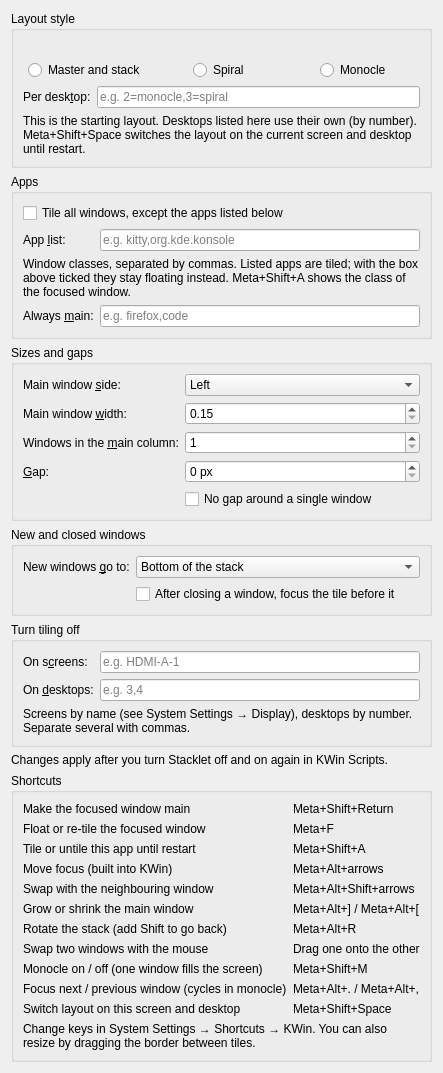
This is package/contents/ui/config.ui in aic0d3r/stacklet as Qt 5 draws it before an edit. The edited form follows.
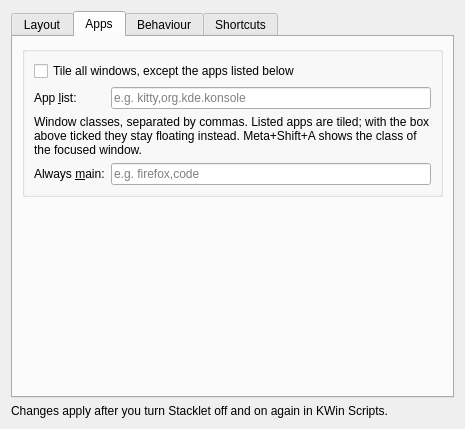
This is the edited form. The open tabs and pages were chosen to show the change. Icons and pictures are not drawn.

Commit message: Split the settings page into Layout / Apps / Behaviour / Shortcuts tabs

Diff of the .ui file:
```diff
--- a/package/contents/ui/config.ui
+++ b/package/contents/ui/config.ui
@@ -3,6 +3,12 @@
  <class>StackletConfig</class>
  <widget class="QWidget" name="StackletConfig">
   <layout class="QVBoxLayout" name="page">
+   <item>
+    <widget class="QTabWidget" name="tabs">
+     <property name="currentIndex"><number>0</number></property>
+     <widget class="QWidget" name="tabLayout">
+      <attribute name="title"><string>Layout</string></attribute>
+      <layout class="QVBoxLayout" name="tabLayoutBox">
 
    <item>
     <widget class="QGroupBox" name="styleGroup">
@@ -72,48 +78,6 @@
     </widget>
    </item>
 
-   <item>
-    <widget class="QGroupBox" name="appsGroup">
-     <property name="title"><string>Apps</string></property>
-     <layout class="QFormLayout" name="appsForm">
-      <item row="0" column="0" colspan="2">
-       <widget class="QCheckBox" name="kcfg_tileAll">
-        <property name="text"><string>Tile all windows, except the apps listed below</string></property>
-       </widget>
-      </item>
-      <item row="1" column="0">
-       <widget class="QLabel" name="classesLabel">
-        <property name="text"><string>App &amp;list:</string></property>
-        <property name="buddy"><cstring>kcfg_tileClasses</cstring></property>
-       </widget>
-      </item>
-      <item row="1" column="1">
-       <widget class="QLineEdit" name="kcfg_tileClasses">
-        <property name="placeholderText"><string>e.g. kitty,org.kde.konsole</string></property>
-       </widget>
-      </item>
-      <item row="2" column="0" colspan="2">
-       <widget class="QLabel" name="classesHint">
-        <property name="wordWrap"><bool>true</bool></property>
-        <property name="text"><string>Window classes, separated by commas. Listed apps are tiled; with the box above ticked they stay floating instead. Meta+Shift+A shows the class of the focused window.</string></property>
-       </widget>
-      </item>
-      <item row="3" column="0">
-       <widget class="QLabel" name="mainClassesLabel">
-        <property name="text"><string>Always &amp;main:</string></property>
-        <property name="buddy"><cstring>kcfg_mainClasses</cstring></property>
-       </widget>
-      </item>
-      <item row="3" column="1">
-       <widget class="QLineEdit" name="kcfg_mainClasses">
-        <property name="placeholderText"><string>e.g. firefox,code</string></property>
-        <property name="toolTip"><string>These apps always take the main slot; other windows stack beside them.</string></property>
-       </widget>
-      </item>
-     </layout>
-    </widget>
-   </item>
-
    <item>
     <widget class="QGroupBox" name="layoutGroup">
      <property name="title"><string>Sizes and gaps</string></property>
@@ -179,6 +143,60 @@
     </widget>
    </item>
 
+   <item><spacer name="spacerLayout"><property name="orientation"><enum>Qt::Vertical</enum></property><property name="sizeType"><enum>QSizePolicy::Expanding</enum></property><property name="sizeHint" stdset="0"><size><width>20</width><height>0</height></size></property></spacer></item>
+      </layout>
+     </widget>
+     <widget class="QWidget" name="tabApps">
+      <attribute name="title"><string>Apps</string></attribute>
+      <layout class="QVBoxLayout" name="tabAppsBox">
+   <item>
+    <widget class="QGroupBox" name="appsGroup">
+     <property name="flat"><bool>true</bool></property>
+     <layout class="QFormLayout" name="appsForm">
+      <item row="0" column="0" colspan="2">
+       <widget class="QCheckBox" name="kcfg_tileAll">
+        <property name="text"><string>Tile all windows, except the apps listed below</string></property>
+       </widget>
+      </item>
+      <item row="1" column="0">
+       <widget class="QLabel" name="classesLabel">
+        <property name="text"><string>App &amp;list:</string></property>
+        <property name="buddy"><cstring>kcfg_tileClasses</cstring></property>
+       </widget>
+      </item>
+      <item row="1" column="1">
+       <widget class="QLineEdit" name="kcfg_tileClasses">
+        <property name="placeholderText"><string>e.g. kitty,org.kde.konsole</string></property>
+       </widget>
+      </item>
+      <item row="2" column="0" colspan="2">
+       <widget class="QLabel" name="classesHint">
+        <property name="wordWrap"><bool>true</bool></property>
+        <property name="text"><string>Window classes, separated by commas. Listed apps are tiled; with the box above ticked they stay floating instead. Meta+Shift+A shows the class of the focused window.</string></property>
+       </widget>
+      </item>
+      <item row="3" column="0">
+       <widget class="QLabel" name="mainClassesLabel">
+        <property name="text"><string>Always &amp;main:</string></property>
+        <property name="buddy"><cstring>kcfg_mainClasses</cstring></property>
+       </widget>
+      </item>
+      <item row="3" column="1">
+       <widget class="QLineEdit" name="kcfg_mainClasses">
+        <property name="placeholderText"><string>e.g. firefox,code</string></property>
+        <property name="toolTip"><string>These apps always take the main slot; other windows stack beside them.</string></property>
+       </widget>
+      </item>
+     </layout>
+    </widget>
+   </item>
+
+   <item><spacer name="spacerApps"><property name="orientation"><enum>Qt::Vertical</enum></property><property name="sizeType"><enum>QSizePolicy::Expanding</enum></property><property name="sizeHint" stdset="0"><size><width>20</width><height>0</height></size></property></spacer></item>
+      </layout>
+     </widget>
+     <widget class="QWidget" name="tabBehaviour">
+      <attribute name="title"><string>Behaviour</string></attribute>
+      <layout class="QVBoxLayout" name="tabBehaviourBox">
    <item>
     <widget class="QGroupBox" name="windowsGroup">
      <property name="title"><string>New and closed windows</string></property>
@@ -241,16 +259,15 @@
     </widget>
    </item>
 
-   <item>
-    <widget class="QLabel" name="applyNote">
-     <property name="wordWrap"><bool>true</bool></property>
-     <property name="text"><string>Changes apply after you turn Stacklet off and on again in KWin Scripts.</string></property>
-    </widget>
-   </item>
-
+   <item><spacer name="spacerBehaviour"><property name="orientation"><enum>Qt::Vertical</enum></property><property name="sizeType"><enum>QSizePolicy::Expanding</enum></property><property name="sizeHint" stdset="0"><size><width>20</width><height>0</height></size></property></spacer></item>
+      </layout>
+     </widget>
+     <widget class="QWidget" name="tabShortcuts">
+      <attribute name="title"><string>Shortcuts</string></attribute>
+      <layout class="QVBoxLayout" name="tabShortcutsBox">
    <item>
     <widget class="QGroupBox" name="keysGroup">
-     <property name="title"><string>Shortcuts</string></property>
+     <property name="flat"><bool>true</bool></property>
      <layout class="QFormLayout" name="keysForm">
       <property name="labelAlignment"><set>Qt::AlignLeading|Qt::AlignLeft|Qt::AlignVCenter</set></property>
       <item row="0" column="0"><widget class="QLabel"><property name="text"><string>Make the focused window main</string></property></widget></item>
@@ -282,6 +299,19 @@
        </widget>
       </item>
      </layout>
+    </widget>
+   </item>
+
+   <item><spacer name="spacerShortcuts"><property name="orientation"><enum>Qt::Vertical</enum></property><property name="sizeType"><enum>QSizePolicy::Expanding</enum></property><property name="sizeHint" stdset="0"><size><width>20</width><height>0</height></size></property></spacer></item>
+      </layout>
+     </widget>
+    </widget>
+   </item>
+
+   <item>
+    <widget class="QLabel" name="applyNote">
+     <property name="wordWrap"><bool>true</bool></property>
+     <property name="text"><string>Changes apply after you turn Stacklet off and on again in KWin Scripts.</string></property>
     </widget>
    </item>
 
```
